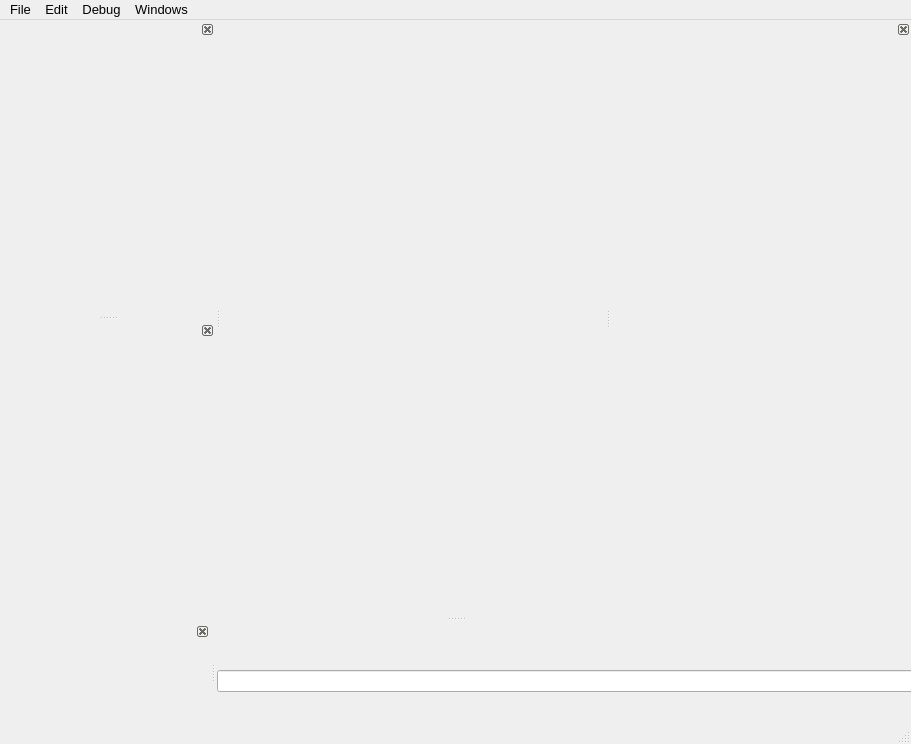
Before: the Qt Designer form tools/debug/UI/MainWindow.ui in TrickPlay/Trickplay, drawn with Qt 5.
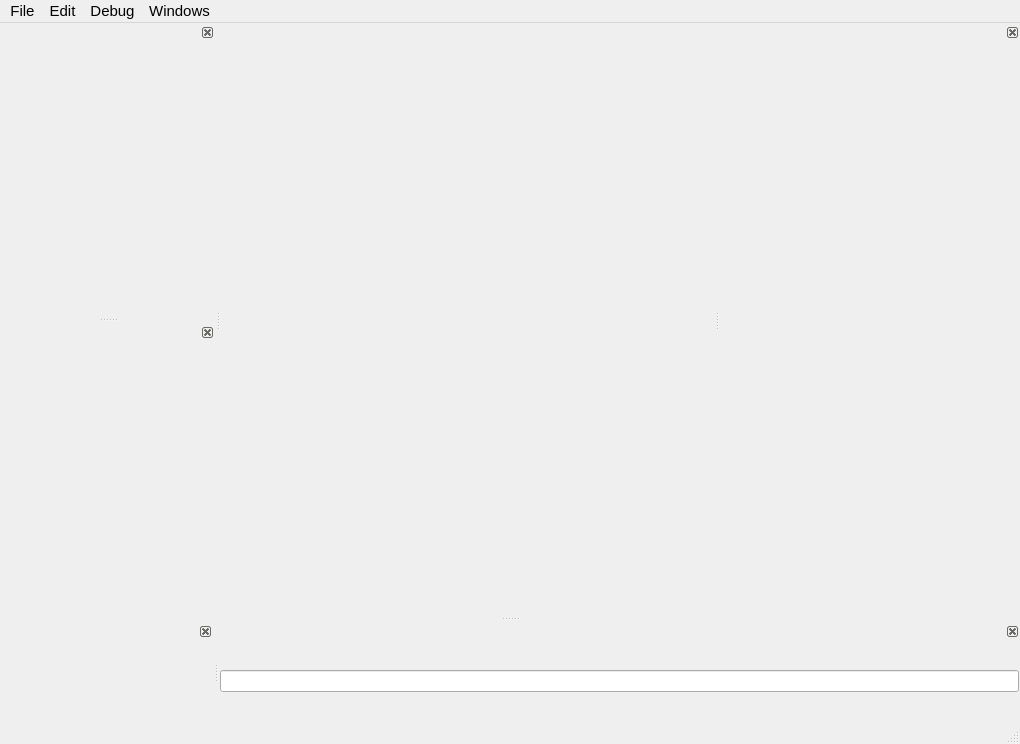
After: the same form once the commit is applied.

Patch:
```diff
--- a/tools/debug/UI/MainWindow.ui
+++ b/tools/debug/UI/MainWindow.ui
@@ -9,7 +9,7 @@
    <rect>
     <x>0</x>
     <y>0</y>
-    <width>911</width>
+    <width>1020</width>
     <height>744</height>
    </rect>
   </property>
@@ -40,13 +40,13 @@
     <rect>
      <x>0</x>
      <y>0</y>
-     <width>911</width>
-     <height>26</height>
+     <width>1020</width>
+     <height>27</height>
     </rect>
    </property>
    <property name="font">
     <font>
-     <pointsize>10</pointsize>
+     <pointsize>11</pointsize>
     </font>
    </property>
    <widget class="QMenu" name="menuFile">
```
Left out of the diff: 126 changed lines with no effect on the pictures.
